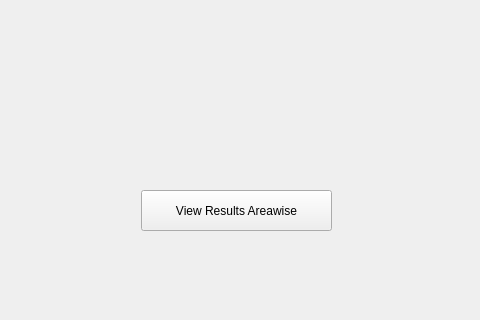
Old version of the form party_results.ui in the repository tapish13031997/OVV; both pictures show x 99 to 579 and y 280 to 600 of the 800 by 600 pixel window.
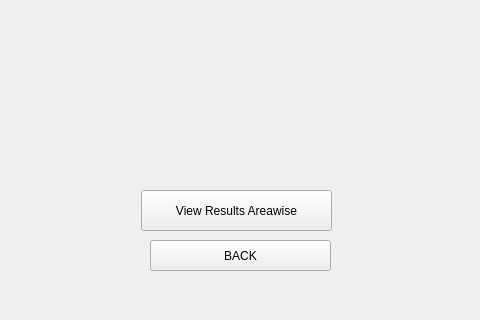
New version of the form.

Patch:
```diff
--- a/party_results.ui
+++ b/party_results.ui
@@ -27,6 +27,19 @@
      <string>View Results Areawise</string>
     </property>
    </widget>
+   <widget class="QPushButton" name="pushButton_2">
+    <property name="geometry">
+     <rect>
+      <x>249</x>
+      <y>520</y>
+      <width>181</width>
+      <height>31</height>
+     </rect>
+    </property>
+    <property name="text">
+     <string>BACK</string>
+    </property>
+   </widget>
   </widget>
   <widget class="QMenuBar" name="menubar">
    <property name="geometry">
```
